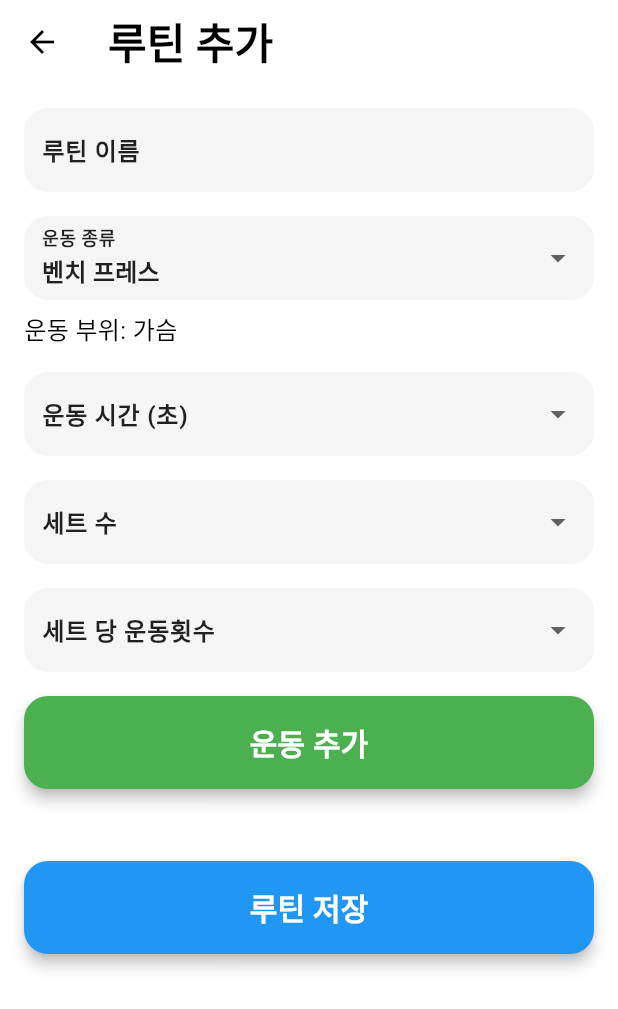
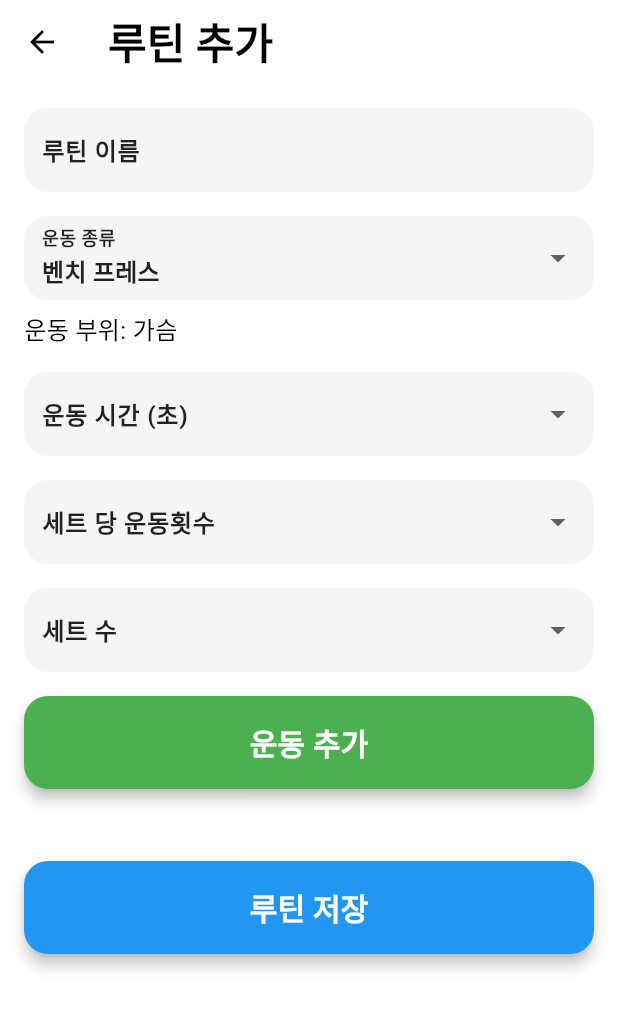
Before and after one commit to CBNU-younghun/OSS-TeamProject-app, a Flutter app: the AddRoutinePage screen opened directly, on a phone screen of 412 x 824 dp. Shown: the top 1009 px of the screen. Run offline on Flutter 3.47's test engine with Material 3 defaults, Android fonts, the phone set to English and light mode, and no system bars; our stand-ins replace flutter_neumorphic_plus, font_awesome_flutter, shared_preferences; accounts and stored records are empty; Roboto replaces fonts that are missing (Bebas Neue).

```diff
--- a/lib/routine/add_routine_page.dart
+++ b/lib/routine/add_routine_page.dart
@@ -119,6 +119,7 @@ class _AddRoutinePageState extends State<AddRoutinePage> {
               label: '루틴 이름', // 라벨 텍스트 설정
             ),
             SizedBox(height: 16.0), // 간격 추가
+
             Container(
               padding: EdgeInsets.symmetric(horizontal: 12.0), // 컨테이너 패딩 설정
               decoration: BoxDecoration(
@@ -208,44 +209,7 @@ class _AddRoutinePageState extends State<AddRoutinePage> {
               ),
             ),
             SizedBox(height: 16.0), // 간격 추가
-            Container(
-              padding: EdgeInsets.symmetric(horizontal: 12.0), // 컨테이너 패딩 설정
-              decoration: BoxDecoration(
-                color: Colors.grey[100], // 배경색 설정
-                borderRadius: BorderRadius.circular(16.0), // 모서리 둥글게 설정
-              ),
-              child: DropdownButtonFormField<int>(
-                value: selectedSets, // 현재 선택된 세트 수
-                items: setOptions.map((sets) => DropdownMenuItem(
-                  value: sets, // 각 세트 수 값을 드롭다운 항목으로 설정
-                  child: Text(
-                    '$sets 세트', // 세트 수 표시
-                    style: TextStyle(
-                      fontFamily: 'Roboto', // 폰트 설정
-                      fontWeight: FontWeight.w600, // 글자 두께 설정
-                      fontSize: 16.0, // 글자 크기 설정
-                      color: Colors.black87, // 글자 색상 설정
-                    ),
-                  ),
-                )).toList(),
-                onChanged: (value) {
-                  setState(() {
-                    selectedSets = value; // 선택된 세트 수 업데이트
-                  });
-                },
-                decoration: InputDecoration(
-                  labelText: '세트 수', // 라벨 텍스트 설정
-                  labelStyle: TextStyle(
-                    fontFamily: 'Roboto', // 폰트 설정
-                    fontWeight: FontWeight.w600, // 글자 두께 설정
-                    fontSize: 16.0, // 글자 크기 설정
-                    color: Colors.black87, // 글자 색상 설정
-                  ),
-                  border: InputBorder.none, // 테두리 없음
-                ),
-              ),
-            ),
-            SizedBox(height: 16.0), // 간격 추가
+
             Container(
               padding: EdgeInsets.symmetric(horizontal: 12.0), // 컨테이너 패딩 설정
               decoration: BoxDecoration(
@@ -283,6 +247,45 @@ class _AddRoutinePageState extends State<AddRoutinePage> {
                 ),
               ),
             ),
+            SizedBox(height: 16.0),
+            Container(
+              padding: EdgeInsets.symmetric(horizontal: 12.0), // 컨테이너 패딩 설정
+              decoration: BoxDecoration(
+                color: Colors.grey[100], // 배경색 설정
+                borderRadius: BorderRadius.circular(16.0), // 모서리 둥글게 설정
+              ),
+              child: DropdownButtonFormField<int>(
+                value: selectedSets, // 현재 선택된 세트 수
+                items: setOptions.map((sets) => DropdownMenuItem(
+                  value: sets, // 각 세트 수 값을 드롭다운 항목으로 설정
+                  child: Text(
+                    '$sets 세트', // 세트 수 표시
+                    style: TextStyle(
+                      fontFamily: 'Roboto', // 폰트 설정
+                      fontWeight: FontWeight.w600, // 글자 두께 설정
+                      fontSize: 16.0, // 글자 크기 설정
+                      color: Colors.black87, // 글자 색상 설정
+                    ),
+                  ),
+                )).toList(),
+                onChanged: (value) {
+                  setState(() {
+                    selectedSets = value; // 선택된 세트 수 업데이트
+                  });
+                },
+                decoration: InputDecoration(
+                  labelText: '세트 수', // 라벨 텍스트 설정
+                  labelStyle: TextStyle(
+                    fontFamily: 'Roboto', // 폰트 설정
+                    fontWeight: FontWeight.w600, // 글자 두께 설정
+                    fontSize: 16.0, // 글자 크기 설정
+                    color: Colors.black87, // 글자 색상 설정
+                  ),
+                  border: InputBorder.none, // 테두리 없음
+                ),
+              ),
+            ), // 간격 추가
+
             SizedBox(height: 16.0), // 간격 추가
             ElevatedButton(
               onPressed: _addExercise, // 운동 추가 버튼 클릭 시 운동 추가 함수 호출
@@ -321,7 +324,7 @@ class _AddRoutinePageState extends State<AddRoutinePage> {
                 Map<String, dynamic> exercise = entry.value; // 운동 데이터
                 return ListTile(
                   title: Text(
-                    '${exercise['exercise']} - ${exercise['time']}초, ${exercise['sets']}세트, ${exercise['reps']}회',// 운동 이름, 시간, 세트 수 표시
+                    '${exercise['exercise']} - ${exercise['time']}초 동안 ${exercise['reps']}회, ${exercise['sets']}세트',// 운동 이름, 시간, 세트 수 표시
                     style: TextStyle(
                       fontFamily: 'Roboto', // 폰트 설정
                       fontSize: 16.0, // 글자 크기 설정
```
Also changed, not shown: lib/routine/routine_detail_page.dart (+25 -2 lines).
